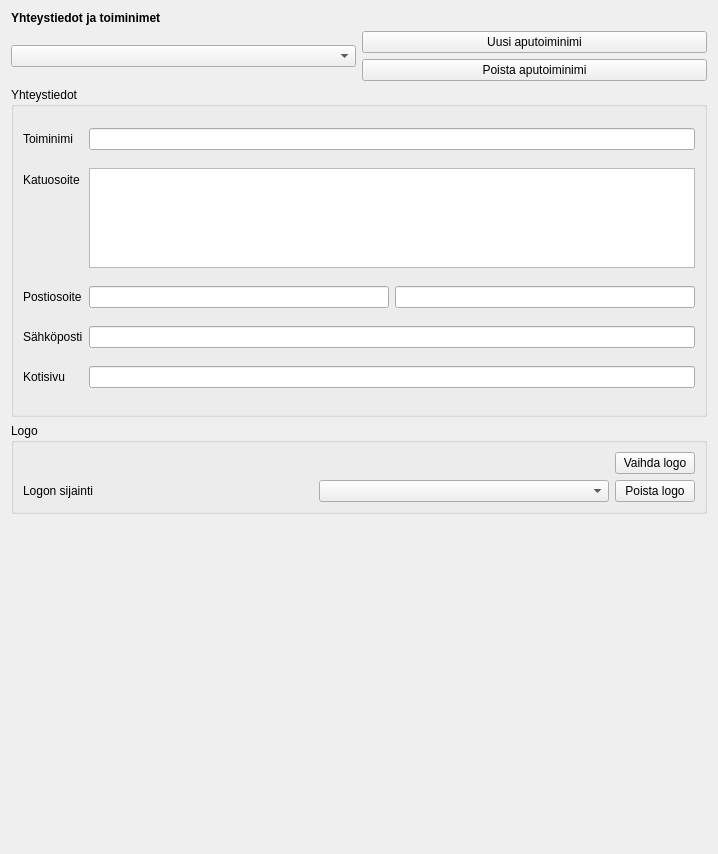
Above: kitsas/maaritys/toiminimimaaritys.ui from artoh/kitupiikki before the change. Below: the same form after it.
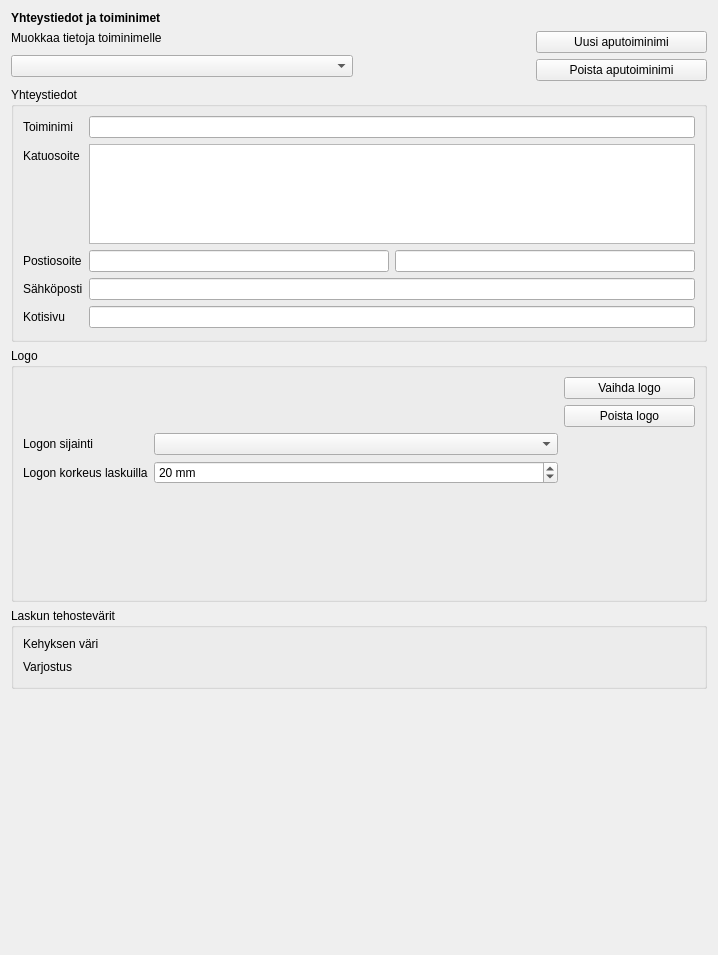
That is the form after the change. Icons and pictures are not drawn. Custom widgets are drawn as their Qt base class.

Commit message: Laskun tulostus appareilla

What changed in the file:
```diff
--- a/kitsas/maaritys/toiminimimaaritys.ui
+++ b/kitsas/maaritys/toiminimimaaritys.ui
@@ -7,13 +7,13 @@
     <x>0</x>
     <y>0</y>
     <width>718</width>
-    <height>854</height>
+    <height>955</height>
    </rect>
   </property>
   <property name="windowTitle">
    <string>Form</string>
   </property>
-  <layout class="QVBoxLayout" name="verticalLayout_4">
+  <layout class="QVBoxLayout" name="verticalLayout_2">
    <item>
     <widget class="QLabel" name="label_7">
      <property name="font">
@@ -28,13 +28,32 @@
     </widget>
    </item>
    <item>
-    <layout class="QHBoxLayout" name="horizontalLayout_2">
-     <item>
+    <layout class="QGridLayout" name="gridLayout_3" columnstretch="2,1,1">
+     <item row="0" column="0">
+      <widget class="QLabel" name="label_11">
+       <property name="text">
+        <string>Muokkaa tietoja toiminimelle</string>
+       </property>
+       <property name="buddy">
+        <cstring>combo</cstring>
+       </property>
+      </widget>
+     </item>
+     <item row="2" column="2">
+      <widget class="QPushButton" name="poistaNappi">
+       <property name="text">
+        <string>Poista aputoiminimi</string>
+       </property>
+       <property name="icon">
+        <iconset resource="../pic/pic.qrc">
+         <normaloff>:/pic/poista.png</normaloff>:/pic/poista.png</iconset>
+       </property>
+      </widget>
+     </item>
+     <item row="1" column="0" rowspan="2">
       <widget class="QComboBox" name="combo"/>
      </item>
-     <item>
-      <layout class="QVBoxLayout" name="verticalLayout_2">
-       <item>
+     <item row="0" column="2" rowspan="2">
         <widget class="QPushButton" name="uusiButton">
          <property name="text">
           <string>Uusi aputoiminimi</string>
@@ -45,18 +64,8 @@
          </property>
         </widget>
        </item>
-       <item>
-        <widget class="QPushButton" name="poistaNappi">
-         <property name="text">
-          <string>Poista aputoiminimi</string>
-         </property>
-         <property name="icon">
-          <iconset resource="../pic/pic.qrc">
-           <normaloff>:/pic/poista.png</normaloff>:/pic/poista.png</iconset>
-         </property>
-        </widget>
-       </item>
-      </layout>
+     <item row="0" column="1">
+      <widget class="QWidget" name="widget" native="true"/>
      </item>
     </layout>
    </item>
@@ -138,10 +147,8 @@
      <property name="title">
       <string>Logo</string>
      </property>
-     <layout class="QHBoxLayout" name="horizontalLayout_5">
-      <item>
-       <layout class="QVBoxLayout" name="verticalLayout_3">
-        <item>
+     <layout class="QGridLayout" name="gridLayout">
+      <item row="0" column="0">
          <layout class="QHBoxLayout" name="horizontalLayout_4">
           <item>
            <widget class="QLabel" name="logoLabel">
@@ -168,23 +175,7 @@
           </item>
          </layout>
         </item>
-        <item>
-         <layout class="QHBoxLayout" name="horizontalLayout">
-          <item>
-           <widget class="QLabel" name="label">
-            <property name="text">
-             <string>Logon sijainti</string>
-            </property>
-           </widget>
-          </item>
-          <item>
-           <widget class="QComboBox" name="logonSijaintiCombo"/>
-          </item>
-         </layout>
-        </item>
-       </layout>
-      </item>
-      <item>
+      <item row="0" column="1">
        <layout class="QVBoxLayout" name="verticalLayout">
         <item>
          <widget class="QPushButton" name="logoButton">
@@ -210,6 +201,90 @@
         </item>
        </layout>
       </item>
+      <item row="1" column="0">
+       <layout class="QFormLayout" name="formLayout_2">
+        <item row="0" column="0">
+         <widget class="QLabel" name="label">
+          <property name="text">
+           <string>Logon sijainti</string>
+          </property>
+         </widget>
+        </item>
+        <item row="0" column="1">
+         <widget class="QComboBox" name="logonSijaintiCombo"/>
+        </item>
+        <item row="1" column="0">
+         <widget class="QLabel" name="label_8">
+          <property name="text">
+           <string>Logon korkeus laskuilla</string>
+          </property>
+         </widget>
+        </item>
+        <item row="1" column="1">
+         <widget class="QSpinBox" name="logoKorkeusSpin">
+          <property name="suffix">
+           <string> mm</string>
+          </property>
+          <property name="maximum">
+           <number>60</number>
+          </property>
+          <property name="value">
+           <number>20</number>
+          </property>
+         </widget>
+        </item>
+       </layout>
+      </item>
+      <item row="1" column="1">
+       <spacer name="verticalSpacer_2">
+        <property name="orientation">
+         <enum>Qt::Vertical</enum>
+        </property>
+        <property name="sizeHint" stdset="0">
+         <size>
+          <width>131</width>
+          <height>40</height>
+         </size>
+        </property>
+       </spacer>
+      </item>
+     </layout>
+    </widget>
+   </item>
+   <item>
+    <widget class="QGroupBox" name="groupBox_3">
+     <property name="title">
+      <string>Laskun tehostevärit</string>
+     </property>
+     <layout class="QGridLayout" name="gridLayout_2">
+      <item row="0" column="0">
+       <widget class="QLabel" name="label_9">
+        <property name="text">
+         <string>Kehyksen väri</string>
+        </property>
+       </widget>
+      </item>
+      <item row="0" column="1" rowspan="2">
+       <widget class="VarinValinta" name="kehysVari">
+        <property name="text">
+         <string/>
+        </property>
+       </widget>
+      </item>
+      <item row="1" column="0" rowspan="2">
+       <widget class="QLabel" name="label_10">
+        <property name="text">
+         <string>Varjostus</string>
+        </property>
+       </widget>
+      </item>
+      <item row="2" column="1">
+       <widget class="VarinValinta" name="varjoVari">
+        <property name="text">
+         <string/>
+        </property>
+       </widget>
+      </item>
      </layout>
     </widget>
    </item>
@@ -221,13 +296,20 @@
      <property name="sizeHint" stdset="0">
       <size>
        <width>20</width>
-       <height>195</height>
+       <height>124</height>
       </size>
      </property>
     </spacer>
    </item>
   </layout>
  </widget>
+ <customwidgets>
+  <customwidget>
+   <class>VarinValinta</class>
+   <extends>QLabel</extends>
+   <header location="global">tools/varinvalinta.h</header>
+  </customwidget>
+ </customwidgets>
  <resources>
   <include location="../pic/pic.qrc"/>
  </resources>
```
Left out of the diff: 2 changed lines with no effect on the pictures. Lines whose indentation alone changed are shown as unchanged. The commit also changes 19 other files.
